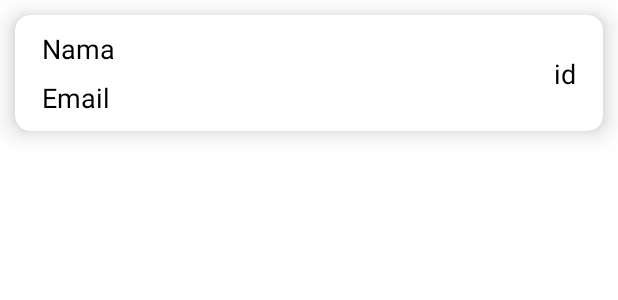
After one commit to KMalif/PLUGIN_week9, an Android app: the layout item_user.xml on its own in the app's theme, with its tools: preview values and no code run, on a phone screen of 412 x 824 dp. The commit adds this screen. Shown: the top 300 px of the screen. Run offline under Robolectric (Android 15) with nearby library versions, the phone set to English and light mode, and no system bars.

Commit message:
get data to RecyclerVIew

```diff
--- /dev/null
+++ b/app/src/main/res/layout/item_user.xml
@@ -0,0 +1,54 @@
+<?xml version="1.0" encoding="utf-8"?>
+<androidx.cardview.widget.CardView
+    xmlns:android="http://schemas.android.com/apk/res/android"
+    android:layout_width="match_parent"
+    android:layout_height="wrap_content"
+    xmlns:app="http://schemas.android.com/apk/res-auto"
+    app:cardCornerRadius="10dp"
+    app:cardElevation="10dp"
+    android:layout_margin="10dp">
+
+    <androidx.constraintlayout.widget.ConstraintLayout
+        android:layout_width="match_parent"
+        android:layout_height="match_parent"
+        android:padding="10dp">
+
+        <TextView
+            android:id="@+id/tv_nama"
+            android:layout_width="0dp"
+            android:layout_height="wrap_content"
+            android:layout_marginStart="8dp"
+            android:text="Nama"
+            android:textColor="@color/black"
+            android:textSize="18sp"
+            app:layout_constraintStart_toStartOf="parent"
+            app:layout_constraintTop_toTopOf="parent" />
+
+
+        <TextView
+            android:id="@+id/tv_email"
+            android:layout_width="0dp"
+            android:layout_height="wrap_content"
+            android:layout_marginStart="8dp"
+            android:layout_marginTop="8dp"
+            android:text="Email"
+            android:textColor="@color/black"
+            android:textSize="18sp"
+            app:layout_constraintBottom_toBottomOf="parent"
+            app:layout_constraintStart_toStartOf="parent"
+            app:layout_constraintTop_toBottomOf="@+id/tv_nama" />
+
+        <TextView
+            android:id="@+id/tv_id"
+            android:layout_width="0dp"
+            android:layout_height="wrap_content"
+            android:layout_marginEnd="8dp"
+            android:text="id"
+            android:textColor="@color/black"
+            android:textSize="18sp"
+            app:layout_constraintBottom_toBottomOf="parent"
+            app:layout_constraintEnd_toEndOf="parent"
+            app:layout_constraintTop_toTopOf="parent" />
+    </androidx.constraintlayout.widget.ConstraintLayout>
+
+</androidx.cardview.widget.CardView>
```
Also changed, not shown: app/src/main/java/com/example/week9/Adapter/MainAdapter.kt (added, +34 -0 lines), app/src/main/java/com/example/week9/MainActivity.kt (+21 -2 lines).
